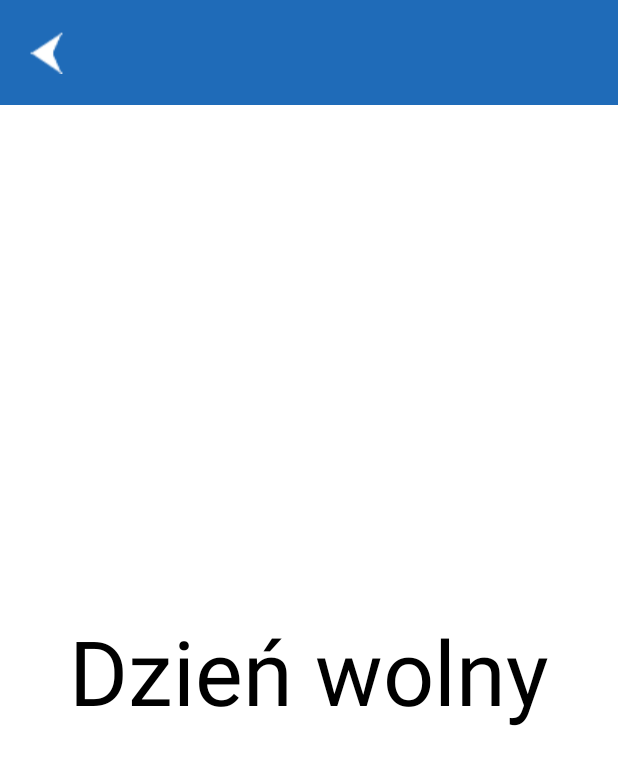
After one commit to FunTomAsh/WychowanieFizyczne, an Android app: the LoadFreeDay screen opened directly, with no data from a screen before it, on a phone screen of 412 x 824 dp. The commit adds this screen. Shown: the top 765 px of the screen. Run offline under Robolectric (Android 15) with nearby library versions, the phone set to English and light mode, and no system bars.

Commit message:
Dodano widok activity_free_day.xml

```diff
--- a/app/src/main/AndroidManifest.xml
+++ b/app/src/main/AndroidManifest.xml
@@ -19,6 +19,9 @@
             android:name=".LoadDay"
             android:exported="false" />
         <activity
+            android:name=".LoadFreeDay"
+            android:exported="false" />
+        <activity
             android:name=".MainActivity"
             android:exported="true">
             <intent-filter>
--- /dev/null
+++ b/app/src/main/java/com/example/wychowaniefizyczne/LoadFreeDay.java
@@ -0,0 +1,50 @@
+package com.example.wychowaniefizyczne;
+
+import android.annotation.SuppressLint;
+import android.content.Intent;
+import android.os.Bundle;
+import android.view.View;
+import android.widget.Button;
+import android.widget.ImageView;
+import android.widget.TextView;
+
+import androidx.appcompat.app.AppCompatActivity;
+
+import org.json.JSONArray;
+import org.json.JSONException;
+import org.json.JSONObject;
+
+
+public class LoadFreeDay extends AppCompatActivity {
+    private TextView dayText;
+
+    @SuppressLint("WrongViewCast")
+    @Override
+    protected void onCreate(Bundle savedInstanceState) {
+        super.onCreate(savedInstanceState);
+        setContentView(R.layout.activity_free_day);
+
+        final ImageView backBtn = findViewById(R.id.backBtn);
+        final String getSelectedDayName = getIntent().getStringExtra("selectedDay");
+
+        dayText = findViewById(R.id.text_day);
+
+        dayText.setText(getSelectedDayName);
+
+
+        backBtn.setOnClickListener(new View.OnClickListener() {
+            @Override
+            public void onClick(View view) {
+                startActivity(new Intent(LoadFreeDay.this, MainActivity.class));
+                finish();
+            }
+        });
+    }
+
+    private int getDayFromButtonText(String buttonText) {
+        // Np, jeżeli "Dzień 1", zwraca 1
+        String[] parts = buttonText.split(" ");
+        //System.out.println("NRRRRRRRRRRRRRRRRRRRRRRRRRRRRRRRRRRRR: " + parts[1]);
+        return Integer.parseInt(parts[1]);
+    }
+}
--- /dev/null
+++ b/app/src/main/res/layout/activity_free_day.xml
@@ -0,0 +1,55 @@
+<?xml version="1.0" encoding="utf-8"?>
+<LinearLayout xmlns:android="http://schemas.android.com/apk/res/android"
+    xmlns:app="http://schemas.android.com/apk/res-auto"
+    xmlns:tools="http://schemas.android.com/tools"
+    android:layout_width="match_parent"
+    android:layout_height="match_parent"
+    android:orientation="vertical"
+    android:background="@drawable/round_back_white10"
+    tools:context=".LoadFreeDay">
+    <RelativeLayout
+        android:layout_width="match_parent"
+        android:layout_height="70dp"
+        android:background="#1F6BB8"
+        tools:ignore="MissingConstraints">
+
+    <ImageView
+        android:id="@+id/backBtn"
+        android:layout_width="35dp"
+        android:layout_height="35dp"
+        android:layout_centerVertical="true"
+        android:layout_marginStart="15dp"
+        android:src="@drawable/back_btn"/>
+    <TextView
+        android:id="@+id/text_day"
+        android:layout_width="wrap_content"
+        android:layout_height="wrap_content"
+        android:layout_centerInParent="true"
+        android:text="Dzień"
+        android:textColor="#FFFFFF"
+        android:textSize="28dp"
+        android:textStyle="bold"/>
+        <LinearLayout
+            android:layout_width="wrap_content"
+            android:layout_height="wrap_content"
+            android:layout_alignParentEnd="true"
+            android:layout_centerVertical="true"
+            android:layout_marginEnd="10dp"
+            android:gravity="center"
+            android:orientation="horizontal">
+
+        </LinearLayout>
+
+    </RelativeLayout>
+    <TextView
+        android:layout_width="match_parent"
+        android:layout_height="match_parent"
+        android:text="Dzień wolny"
+        android:textAlignment="center"
+        android:textColor="@color/black"
+        android:textSize="60dp"
+        android:gravity="center"
+        tools:ignore="MissingConstraints" />
+
+
+</LinearLayout>
--- a/app/src/main/res/layout/name.xml
+++ /dev/null
@@ -1,6 +0,0 @@
-<?xml version="1.0" encoding="utf-8"?>
-<androidx.constraintlayout.widget.ConstraintLayout xmlns:android="http://schemas.android.com/apk/res/android"
-    android:layout_width="match_parent"
-    android:layout_height="match_parent">
-
-</androidx.constraintlayout.widget.ConstraintLayout>
```
Also changed, not shown: app/src/main/java/com/example/wychowaniefizyczne/MainActivity.java (+63 -4 lines), 1 other file.
